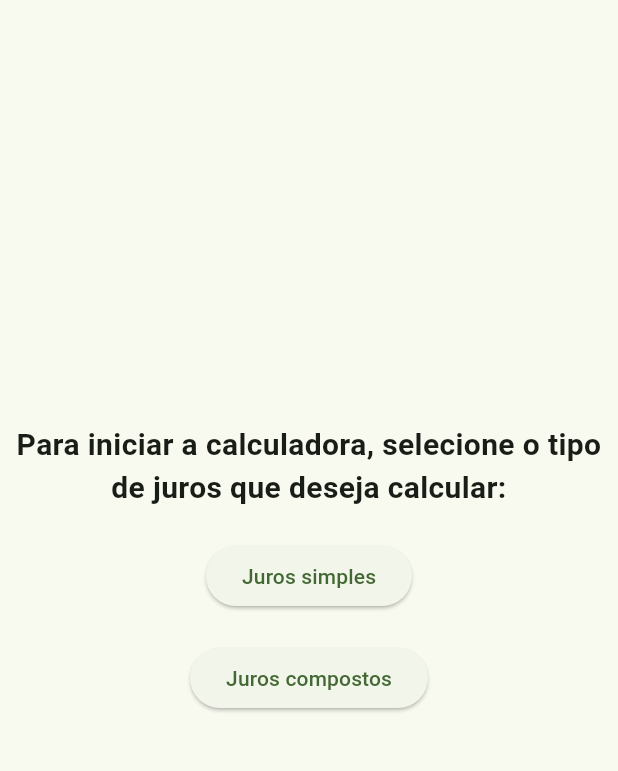
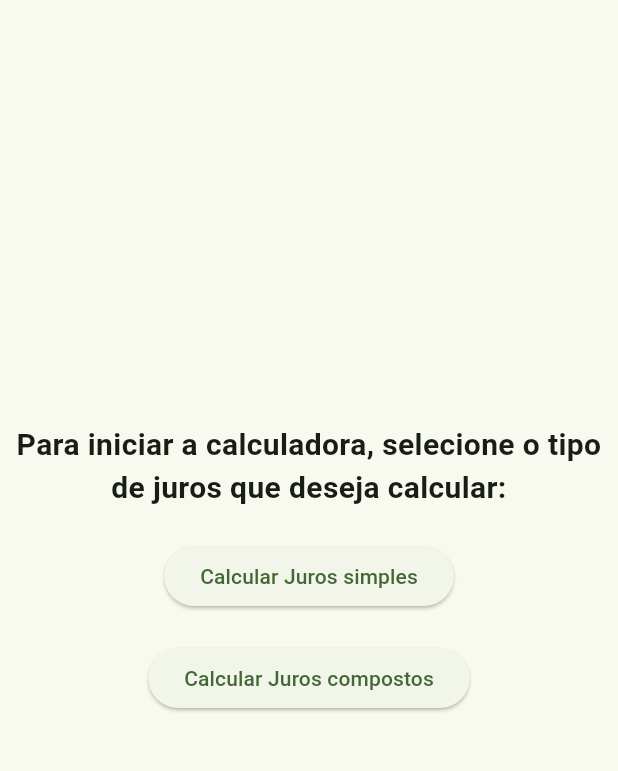
Before and after one commit to silva-luiz/calculadora_de_juros, a Flutter app: the screen it shows after launch, on a phone screen of 412 x 824 dp, the part 84-855 px from its top. Run offline on Flutter 3.47's test engine with Material 3 defaults, Android fonts, the light colour scheme and no system bars.

Commit message:
text changed

```diff
--- a/lib/pages/menu.dart
+++ b/lib/pages/menu.dart
@@ -34,14 +34,14 @@ class _CalcMenuPageState extends State<CalcMenuPage> {
               padding: const EdgeInsets.all(10.0),
               child: ElevatedButton(
                 onPressed: () {},
-                child: const Text("Juros simples"),
+                child: const Text("Calcular Juros simples"),
               ),
             ),
             Padding(
               padding: const EdgeInsets.all(10.0),
               child: ElevatedButton(
                 onPressed: () {},
-                child: const Text("Juros compostos"),
+                child: const Text("Calcular Juros compostos"),
               ),
             ),
           ],
```
